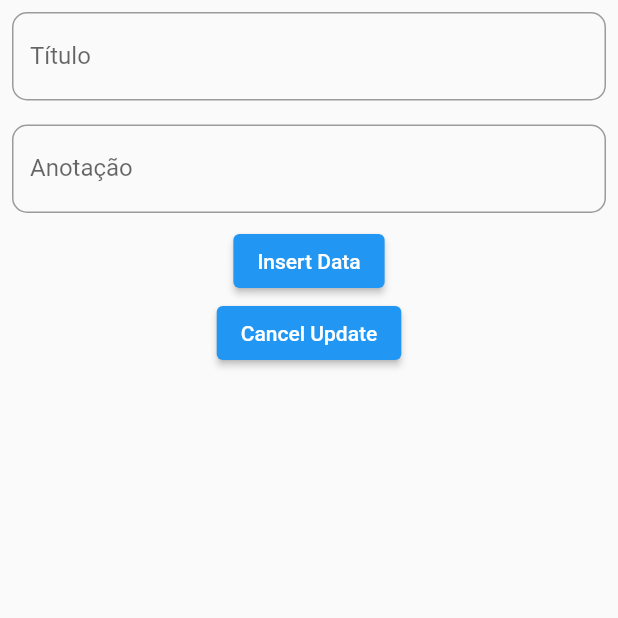
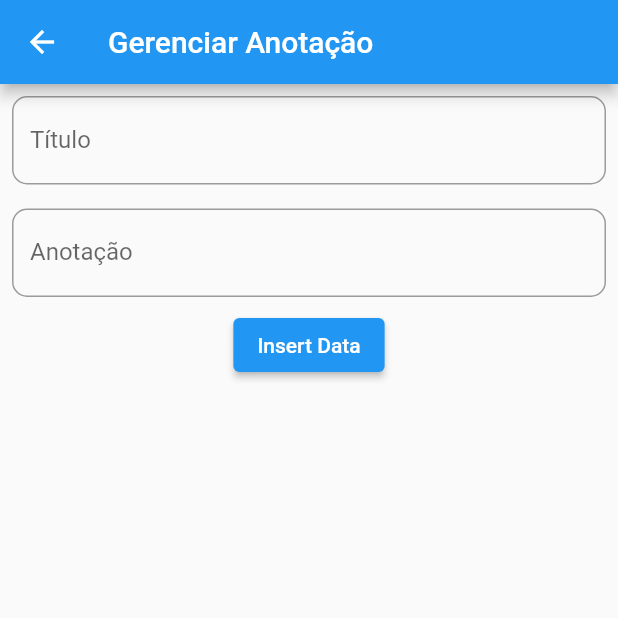
Before and after one commit to ulissesdias/si700_2021_s2, a Flutter app: the NotesEntry screen opened directly, on a phone screen of 412 x 824 dp, the top half of it. Run offline on Flutter 3.47's test engine with Material 2 defaults, Android fonts, the phone set to English and light mode, and no system bars; our stand-ins replace bloc, flutter_bloc, sqflite; accounts and stored records are empty.

Commit message:
Código Final da Aula 08

```diff
--- a/banco_de_dados_local/lib/data/local/local_database.dart
+++ b/banco_de_dados_local/lib/data/local/local_database.dart
@@ -65,7 +65,7 @@ class DatabaseLocalServer {
       """);
   }
 
-  getNoteList() async {
+  Future<NoteCollection> getNoteList() async {
     Database db = await this.database;
     List<Map<String, Object>> noteMapList =
         await db.rawQuery("SELECT * FROM $noteTable;");
@@ -76,7 +76,6 @@ class DatabaseLocalServer {
 
       noteCollection.insertNoteOfId(noteMapList[i][colId], note);
     }
-
     return noteCollection;
   }
 }
--- a/banco_de_dados_local/lib/logic/manage_local_db_event.dart
+++ b/banco_de_dados_local/lib/logic/manage_local_db_event.dart
@@ -6,3 +6,16 @@ class SubmitEvent extends ManageEvent {
   Note note;
   SubmitEvent({this.note});
 }
+
+class DeleteEvent extends ManageEvent {
+  int noteId;
+  DeleteEvent({this.noteId});
+}
+
+class UpdateRequest extends ManageEvent {
+  int noteId;
+  Note previousNote;
+  UpdateRequest({this.noteId, this.previousNote});
+}
+
+class UpdateCancel extends ManageEvent {}
--- a/banco_de_dados_local/lib/logic/manage_local_db_state.dart
+++ b/banco_de_dados_local/lib/logic/manage_local_db_state.dart
@@ -1,3 +1,11 @@
+import 'package:banco_de_dados_local/model/note.dart';
+
 abstract class ManageState {}
 
 class InsertState extends ManageState {}
+
+class UpdateState extends ManageState {
+  int noteId;
+  Note previousNote;
+  UpdateState({this.noteId, this.previousNote});
+}
--- /dev/null
+++ b/banco_de_dados_local/lib/logic/monitor_local_db_bloc.dart
@@ -0,0 +1,20 @@
+import 'package:banco_de_dados_local/data/local/local_database.dart';
+import 'package:banco_de_dados_local/logic/monitor_local_db_event.dart';
+import 'package:banco_de_dados_local/logic/monitor_local_db_state.dart';
+import 'package:banco_de_dados_local/model/collection/note_collection.dart';
+import 'package:flutter_bloc/flutter_bloc.dart';
+
+class MonitorBloc extends Bloc<MonitorEvent, MonitorState> {
+  MonitorBloc() : super(MonitorState(noteCollection: NoteCollection())) {
+    add(AskNewList());
+  }
+
+  @override
+  Stream<MonitorState> mapEventToState(MonitorEvent event) async* {
+    if (event is AskNewList) {
+      NoteCollection noteCollection =
+          await DatabaseLocalServer.helper.getNoteList();
+      yield MonitorState(noteCollection: noteCollection);
+    }
+  }
+}
--- /dev/null
+++ b/banco_de_dados_local/lib/logic/monitor_local_db_event.dart
@@ -0,0 +1,3 @@
+abstract class MonitorEvent {}
+
+class AskNewList extends MonitorEvent {}
--- /dev/null
+++ b/banco_de_dados_local/lib/logic/monitor_local_db_state.dart
@@ -0,0 +1,6 @@
+import 'package:banco_de_dados_local/model/collection/note_collection.dart';
+
+class MonitorState {
+  NoteCollection noteCollection;
+  MonitorState({this.noteCollection});
+}
--- a/banco_de_dados_local/lib/model/collection/note_collection.dart
+++ b/banco_de_dados_local/lib/model/collection/note_collection.dart
@@ -7,6 +7,10 @@ class NoteCollection {
   NoteCollection() {
     idList = [];
     noteList = [];
+  }
+
+  int length() {
+    return idList.length;
   }
 
   Note getNodeAtIndex(int index) {
--- a/banco_de_dados_local/lib/view/screens/notes_entry.dart
+++ b/banco_de_dados_local/lib/view/screens/notes_entry.dart
@@ -1,5 +1,6 @@
 import 'package:banco_de_dados_local/logic/manage_local_db_bloc.dart';
 import 'package:banco_de_dados_local/logic/manage_local_db_event.dart';
+import 'package:banco_de_dados_local/logic/manage_local_db_state.dart';
 import 'package:banco_de_dados_local/model/note.dart';
 import 'package:flutter/material.dart';
 import 'package:flutter_bloc/flutter_bloc.dart';
@@ -10,16 +11,28 @@ class NotesEntry extends StatelessWidget {
 
   @override
   Widget build(BuildContext context) {
+    return Scaffold(
+      appBar: AppBar(title: Text("Gerenciar Anotação")),
+      body:
+          BlocBuilder<ManageLocalBloc, ManageState>(builder: (context, state) {
+        Note note;
+        if (state is UpdateState) {
+          note = state.previousNote;
+        } else {
+          note = new Note();
+        }
         return Form(
             key: formKey,
             child: Column(
               children: [
                 tituloFormField(note),
                 descriptionFormField(note),
-            submitButton(note, context),
-            cancelButton(note, context),
+                submitButton(note, context, state),
+                cancelButton(note, context, state),
               ],
             ));
+      }),
+    );
   }
 
   Widget tituloFormField(Note note) {
@@ -66,20 +79,29 @@ class NotesEntry extends StatelessWidget {
     );
   }
 
-  Widget submitButton(Note note, context) {
+  Widget submitButton(Note note, BuildContext context, ManageState state) {
     return ElevatedButton(
-        child: Text("Insert Data"),
+        child:
+            (state is UpdateState ? Text("Update Data") : Text("Insert Data")),
         onPressed: () {
           if (formKey.currentState.validate()) {
             formKey.currentState.save();
             BlocProvider.of<ManageLocalBloc>(context)
                 .add(SubmitEvent(note: note));
             formKey.currentState.reset();
+            Navigator.pop(context);
           }
         });
   }
 
-  Widget cancelButton(Note note, context) {
-    return ElevatedButton(onPressed: () {}, child: Text("Cancel Update"));
+  Widget cancelButton(Note note, BuildContext context, ManageState state) {
+    return (state is UpdateState
+        ? ElevatedButton(
+            onPressed: () {
+              BlocProvider.of<ManageLocalBloc>(context).add(UpdateCancel());
+              Navigator.pop(context);
+            },
+            child: Text("Cancel Update"))
+        : Container());
   }
 }
```
Also changed, not shown: banco_de_dados_local/lib/logic/manage_local_db_bloc.dart (+14 -4 lines), banco_de_dados_local/lib/main.dart (+28 -5 lines), banco_de_dados_local/lib/view/screens/note_list.dart (added, +51 -0 lines). Lines whose indentation alone changed are shown as unchanged.
